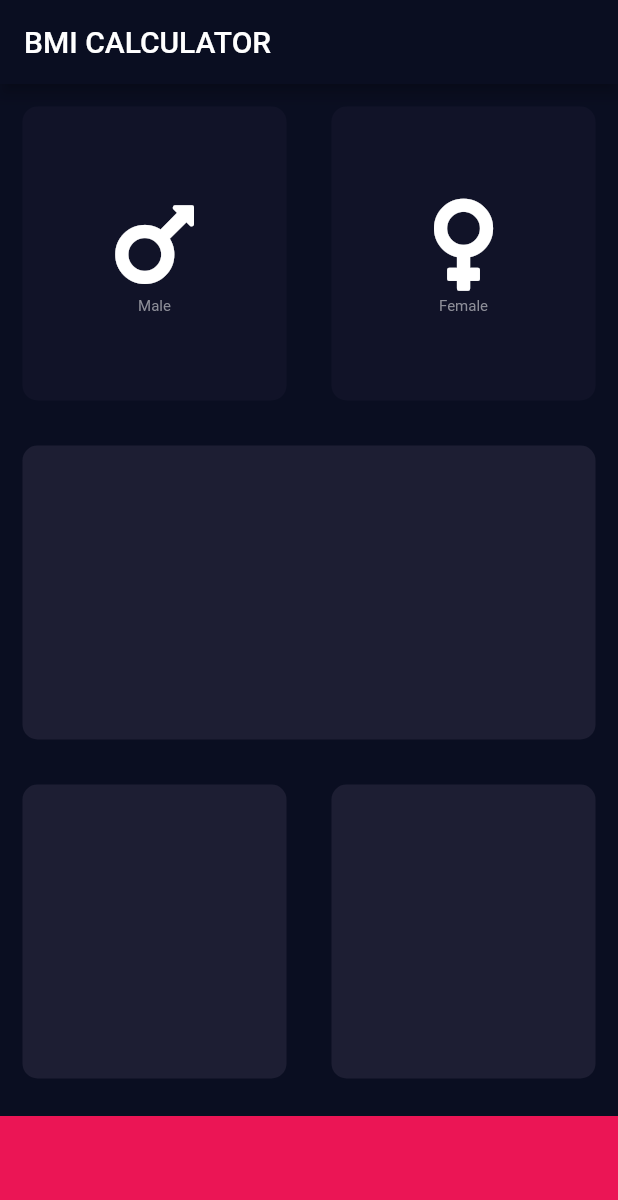
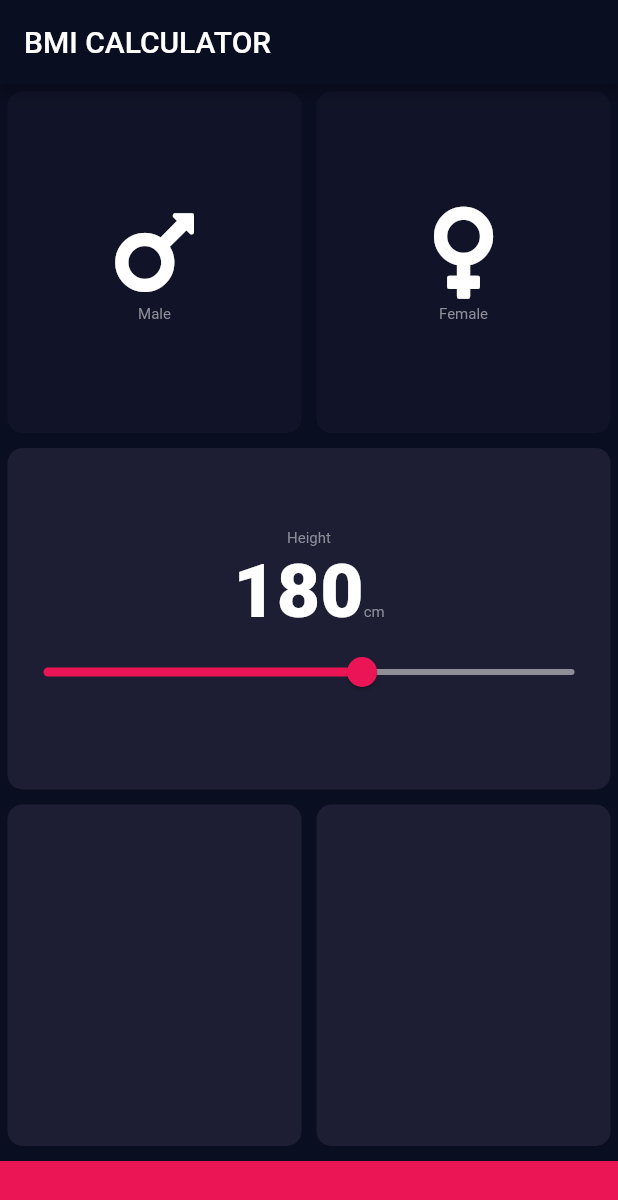
Before and after one commit to abhishtomish/BMI_Calculator_Flutter, a Flutter app: the screen it shows after launch, on a phone screen of 412 x 824 dp. Shown: the top 1200 px of the screen. Run offline on Flutter 3.47's test engine with Material 2 defaults, Android fonts, the phone set to English and light mode, and no system bars; our stand-ins replace font_awesome_flutter.

```diff
--- /dev/null
+++ b/lib/constants.dart
@@ -0,0 +1,18 @@
+import 'package:flutter/material.dart';
+
+const kBottomContainerColor = Color(0xFFEB1555);
+const kActiveCardColor = Color(0xFF1D1E33);
+const kInactiveCardColor = Color(0xFF111328);
+const kBottomContainerHeight = 50.0;
+const kBoarderRadius = 10.0;
+const kMargins = 10.0;
+
+const kLabelTextStyle = TextStyle(
+  fontSize: 10.0,
+  color: Color(0xFF8D8E98),
+);
+
+const kNumberTextStyle = TextStyle(
+  fontSize: 50.0,
+  fontWeight: FontWeight.w900,
+);
--- a/lib/icon_content.dart
+++ b/lib/icon_content.dart
@@ -1,9 +1,6 @@
 import 'package:flutter/material.dart';
 
-const labelTextStyle = TextStyle(
-  fontSize: 10.0,
-  color: Color(0xFF8D8E98),
-);
+import 'constants.dart';
 
 class IconContent extends StatelessWidget {
   IconContent({@required this.icon, @required this.label});
@@ -25,7 +22,7 @@ class IconContent extends StatelessWidget {
         ),
         Text(
           label,
-          style: labelTextStyle,
+          style: kLabelTextStyle,
         ),
       ],
     );
--- a/lib/input_page.dart
+++ b/lib/input_page.dart
@@ -1,15 +1,11 @@
+import 'package:flutter/cupertino.dart';
 import 'package:flutter/material.dart';
 import 'package:font_awesome_flutter/font_awesome_flutter.dart';
 
+import 'constants.dart';
 import 'icon_content.dart';
 import 'reusable_card.dart';
 
-const bottomContainerHeight = 80.0;
-const bottomContainerColor = Color(0xFFEB1555);
-const activeCardColor = Color(0xFF1D1E33);
-const inactiveCardColor = Color(0xFF111328);
-const boarderRadius = 10.0;
-const margins = 15.0;
 bool activeMale = false;
 bool activeFemale = false;
 
@@ -22,6 +18,7 @@ class InputPage extends StatefulWidget {
 
 class _InputPageState extends State<InputPage> {
   Gender selectedGender;
+  int height = 180;
 
   @override
   Widget build(BuildContext context) {
@@ -30,6 +27,7 @@ class _InputPageState extends State<InputPage> {
         title: Text('BMI CALCULATOR'),
       ),
       body: Column(
+        crossAxisAlignment: CrossAxisAlignment.stretch,
         children: <Widget>[
           Expanded(
             child: Row(
@@ -42,8 +40,8 @@ class _InputPageState extends State<InputPage> {
                       });
                     },
                     colour: (selectedGender == Gender.male)
-                        ? activeCardColor
-                        : inactiveCardColor,
+                        ? kActiveCardColor
+                        : kInactiveCardColor,
                     cardChild: IconContent(
                       icon: FontAwesomeIcons.mars,
                       label: 'Male',
@@ -58,8 +56,8 @@ class _InputPageState extends State<InputPage> {
                       });
                     },
                     colour: selectedGender == Gender.female
-                        ? activeCardColor
-                        : inactiveCardColor,
+                        ? kActiveCardColor
+                        : kInactiveCardColor,
                     cardChild: IconContent(
                       icon: FontAwesomeIcons.venus,
                       label: 'Female',
@@ -71,7 +69,43 @@ class _InputPageState extends State<InputPage> {
           ),
           Expanded(
             child: ReusableCard(
-              colour: activeCardColor,
+              colour: kActiveCardColor,
+              cardChild: Column(
+                mainAxisAlignment: MainAxisAlignment.center,
+                children: <Widget>[
+                  Text(
+                    'Height',
+                    style: kLabelTextStyle,
+                  ),
+                  Row(
+                    mainAxisAlignment: MainAxisAlignment.center,
+                    crossAxisAlignment: CrossAxisAlignment.baseline,
+                    textBaseline: TextBaseline.alphabetic,
+                    children: <Widget>[
+                      Text(
+                        '$height',
+                        style: kNumberTextStyle,
+                      ),
+                      Text(
+                        'cm',
+                        style: kLabelTextStyle,
+                      ),
+                    ],
+                  ),
+                  Slider(
+                    value: height.toDouble(),
+                    min: 120.0,
+                    max: 220.0,
+                    activeColor: Color(0xFFEB1555),
+                    inactiveColor: Color(0xFF8D8E98),
+                    onChanged: (double newValue) {
+                      setState(() {
+                        height = newValue.round();
+                      });
+                    },
+                  ),
+                ],
+              ),
             ),
           ),
           Expanded(
@@ -79,22 +113,22 @@ class _InputPageState extends State<InputPage> {
               children: <Widget>[
                 Expanded(
                   child: ReusableCard(
-                    colour: activeCardColor,
+                    colour: kActiveCardColor,
                   ),
                 ),
                 Expanded(
                   child: ReusableCard(
-                    colour: activeCardColor,
+                    colour: kActiveCardColor,
                   ),
                 ),
               ],
             ),
           ),
           Container(
-            color: bottomContainerColor,
-            margin: EdgeInsets.only(top: 10.0),
+            color: kBottomContainerColor,
+            margin: EdgeInsets.only(top: 5.0),
             width: double.infinity,
-            height: bottomContainerHeight,
+            height: kBottomContainerHeight,
           ),
         ],
       ),
--- a/lib/reusable_card.dart
+++ b/lib/reusable_card.dart
@@ -1,7 +1,7 @@
 import 'package:flutter/material.dart';
 
 const boarderRadius = 10.0;
-const margins = 15.0;
+const margins = 5.0;
 
 class ReusableCard extends StatelessWidget {
   ReusableCard({@required this.colour, this.cardChild, this.onPress});
```
